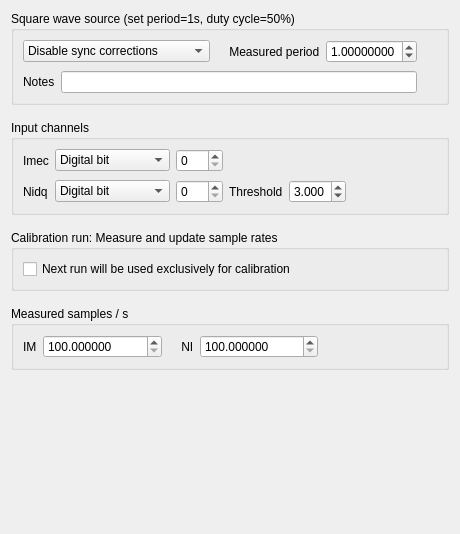
Before: the Qt Designer form Forms/SyncTab.ui in billkarsh/SpikeGLX, drawn with Qt 5.
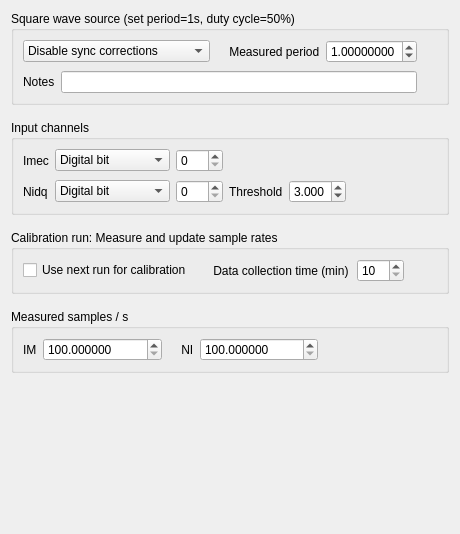
After: the same form once the commit is applied.

The edit to the form file:
```diff
--- a/Forms/SyncTab.ui
+++ b/Forms/SyncTab.ui
@@ -246,6 +246,9 @@
       <string>Calibration run: Measure and update sample rates</string>
      </property>
      <layout class="QGridLayout" name="gridLayout_4">
+      <property name="horizontalSpacing">
+       <number>8</number>
+      </property>
       <item row="0" column="0">
        <widget class="QCheckBox" name="calChk">
         <property name="sizePolicy">
@@ -258,10 +261,49 @@
          <enum>Qt::NoFocus</enum>
         </property>
         <property name="text">
-         <string>Next run will be used exclusively for calibration</string>
+         <string>Use next run for calibration</string>
         </property>
        </widget>
       </item>
+      <item row="0" column="1">
+       <widget class="QLabel" name="label_7">
+        <property name="text">
+         <string>    Data collection time (min)</string>
+        </property>
+       </widget>
+      </item>
+      <item row="0" column="2">
+       <widget class="QSpinBox" name="minSB">
+        <property name="sizePolicy">
+         <sizepolicy hsizetype="Expanding" vsizetype="Fixed">
+          <horstretch>0</horstretch>
+          <verstretch>0</verstretch>
+         </sizepolicy>
+        </property>
+        <property name="focusPolicy">
+         <enum>Qt::WheelFocus</enum>
+        </property>
+        <property name="minimum">
+         <number>10</number>
+        </property>
+        <property name="maximum">
+         <number>240</number>
+        </property>
+       </widget>
+      </item>
+      <item row="0" column="3">
+       <spacer name="horizontalSpacer_4">
+        <property name="orientation">
+         <enum>Qt::Horizontal</enum>
+        </property>
+        <property name="sizeHint" stdset="0">
+         <size>
+          <width>40</width>
+          <height>20</height>
+         </size>
+        </property>
+       </spacer>
+      </item>
      </layout>
     </widget>
    </item>
```
Left out of the diff: 4 changed lines with no effect on the pictures.
